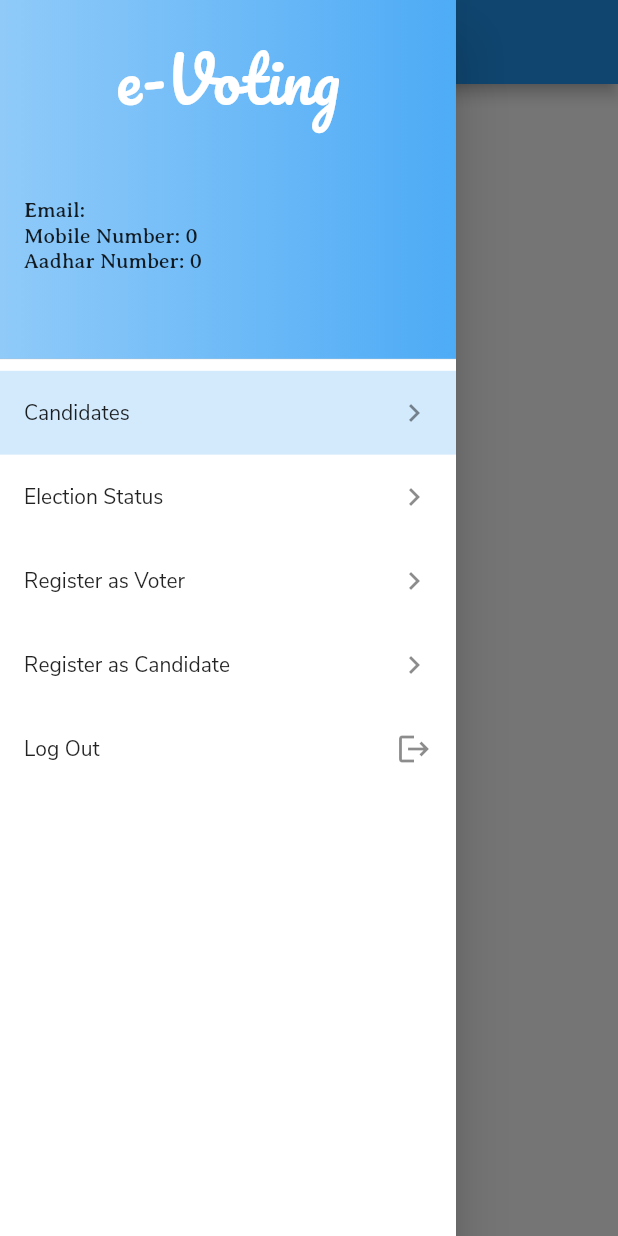
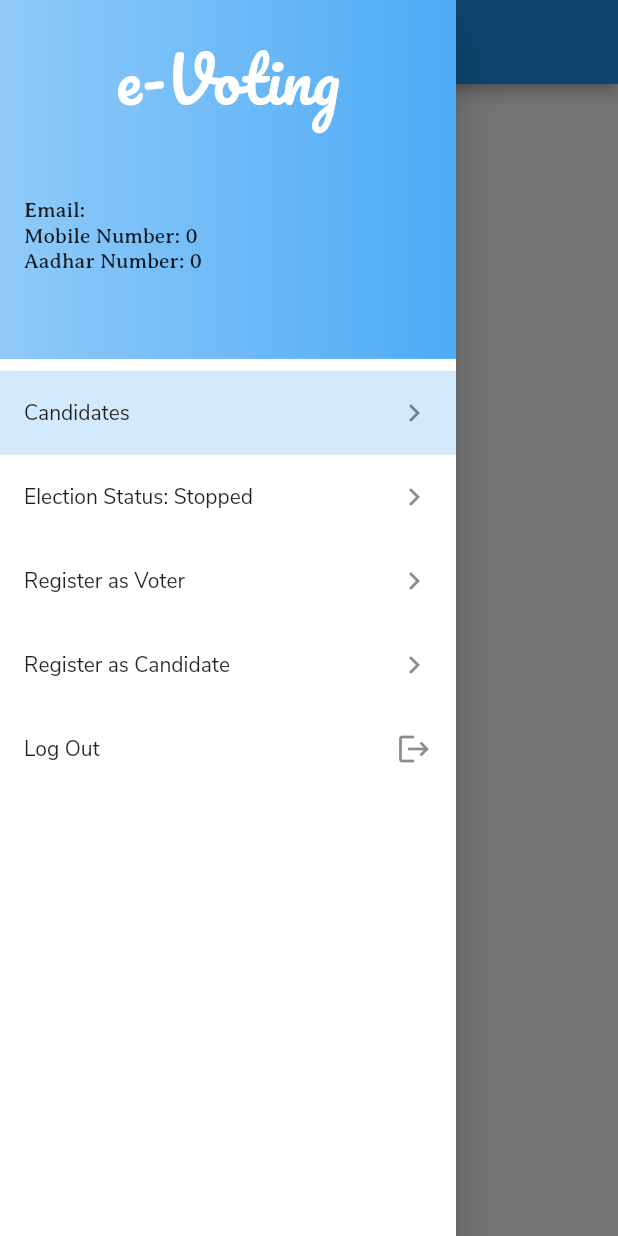
Before and after one commit to saarthak08/eVoting-dApp, a Flutter app: the HomePage screen opened by its route, with the side drawer open, on a phone screen of 412 x 824 dp. Run offline on Flutter 3.47's test engine with Material 2 defaults, Android fonts, the light colour scheme and no system bars; our stand-ins replace fl_chart, flutter_custom_clippers, flutter_svg, fluttertoast, shared_preferences; accounts and stored records are empty; network calls fail.

Commit message:
fix: fix election status

```diff
--- a/Flutter-Frontend/lib/src/pages/home_page.dart
+++ b/Flutter-Frontend/lib/src/pages/home_page.dart
@@ -26,6 +26,8 @@ class HomePage extends StatefulWidget {
 class _HomePageState extends State<HomePage> {
   UserProvider? userProvider;
   VotingProvider? votingProvider;
+  String totalVotes = "";
+  String totalVoters = "";
   int selectedIndex = 0;
 
   @override
@@ -40,10 +42,24 @@ class _HomePageState extends State<HomePage> {
         User user = User.fromJSON(json.decode(userString));
         userProvider?.user = user;
       }
-      votingRepository.votingStatus().then((value) {
+      await votingRepository.votingStatus().then((value) {
         if (value.statusCode == 200) {
           votingProvider?.votingStatus =
               json.decode(value.body)['votingStatus'];
+        }
+      });
+      await votingRepository.totalVotes().then((value) {
+        if (value.statusCode == 200) {
+          setState(() {
+            totalVotes = json.decode(value.body)["totalVotes"];
+          });
+        }
+      });
+      await votingRepository.totaVotersCount().then((value) {
+        if (value.statusCode == 200) {
+          setState(() {
+            totalVoters = json.decode(value.body)["votersCount"];
+          });
         }
       });
     });
@@ -133,7 +149,11 @@ class _HomePageState extends State<HomePage> {
               tileColor: selectedIndex == 1
                   ? Colors.blue.withOpacity(0.2)
                   : Colors.white,
-              title: Text("Election Status"),
+              title: totalVotes == "0" && totalVoters == "0"
+                  ? Text("Election Status: Not Started")
+                  : votingProvider!.votingStatus
+                      ? Text("Election Status: In Progress")
+                      : Text("Election Status: Stopped"),
               onTap: () {
                 setState(() {
                   selectedIndex = 1;
```
